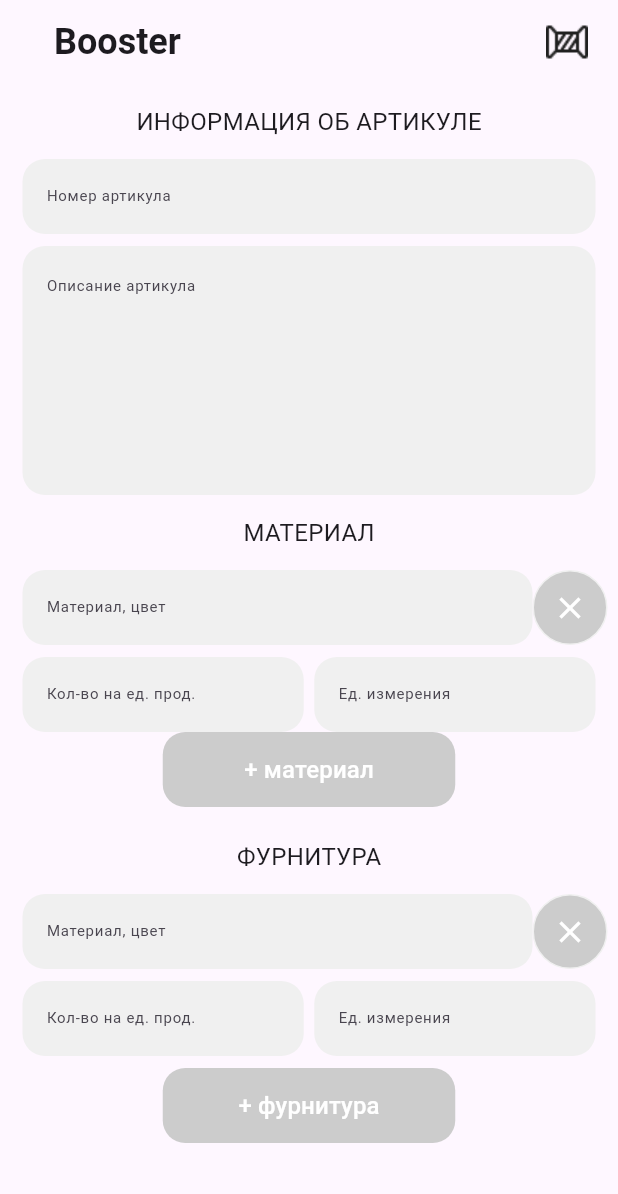
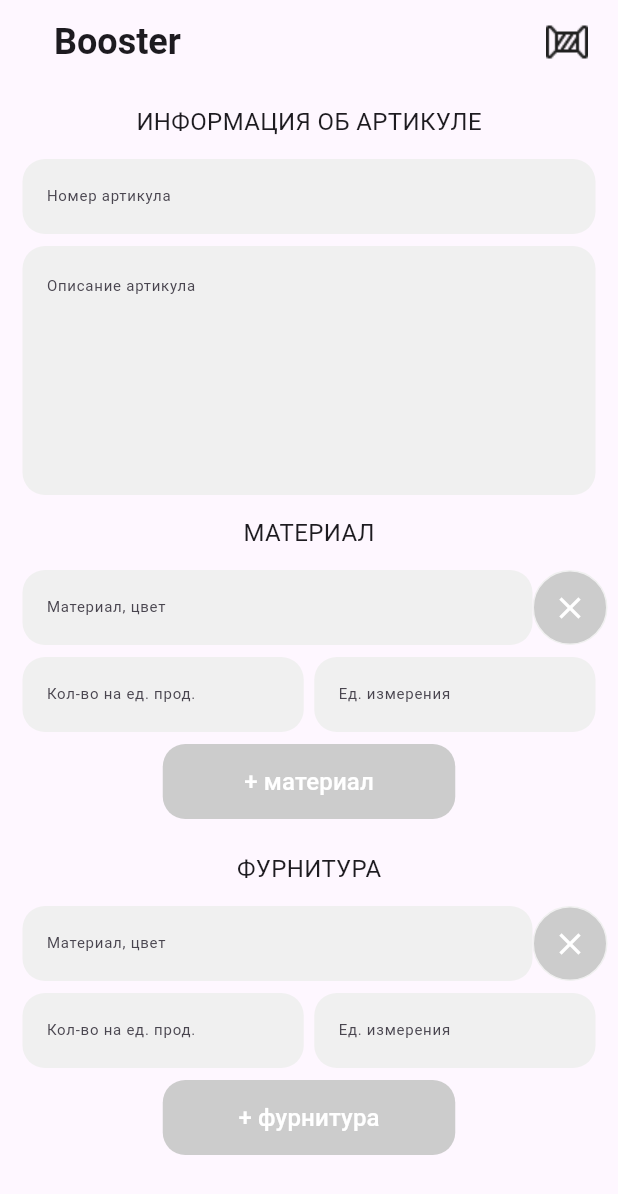
Before and after one commit to orozbaevelmar/Flutter_furniture_application, a Flutter app: the screen it shows after launch, after a tap on the "clear" icon, on a phone screen of 412 x 824 dp. Shown: the top 1194 px of the screen. Run offline on Flutter 3.47's test engine with Material 3 defaults, Android fonts, the phone set to English and light mode, and no system bars.

Commit message:
second commit

```diff
--- a/lib/home.dart
+++ b/lib/home.dart
@@ -17,14 +17,22 @@ class _HomeScreenState extends State<HomeScreen> {
   final TextEditingController _numberController = TextEditingController();
   final TextEditingController _descriptionController = TextEditingController();
 
-  final List<TextEditingController>? materialController = [];
+  List<TextEditingController>? _materialAndColorController = [
+    TextEditingController()
+  ];
+  List<TextEditingController>? _quantityPerProductController = [
+    TextEditingController()
+  ];
+  List<TextEditingController>? _unitMeasurementController = [
+    TextEditingController()
+  ];
 
-  final TextEditingController _materialAndColorController =
+  /* final TextEditingController _materialAndColorController =
       TextEditingController();
   final TextEditingController _quantityPerProductController =
       TextEditingController();
   final TextEditingController _unitMeasurementController =
-      TextEditingController();
+      TextEditingController(); */
 
   final TextEditingController _showMaterialAndColorController =
       TextEditingController();
@@ -70,10 +78,10 @@ class _HomeScreenState extends State<HomeScreen> {
     return controller.text.isEmpty ? Colors.transparent : Color(0xffD2D2D2);
   }
 
-  bool _filledAllMaterialControllersAbove() {
-    return _materialAndColorController.text.isNotEmpty &&
-        _quantityPerProductController.text.isNotEmpty &&
-        _unitMeasurementController.text.isNotEmpty;
+  bool _filledAllMaterialControllersAbove(int index) {
+    return _materialAndColorController![index].text.isNotEmpty &&
+        _quantityPerProductController![index].text.isNotEmpty &&
+        _unitMeasurementController![index].text.isNotEmpty;
   }
 
   bool filledAllFurnitureControllersAbove() {
@@ -88,9 +96,15 @@ class _HomeScreenState extends State<HomeScreen> {
 
   bool _checkAndSave() {
     return _numberController.text.isNotEmpty &&
-        _materialAndColorController.text.isNotEmpty &&
-        _quantityPerProductController.text.isNotEmpty &&
-        _unitMeasurementController.text.isNotEmpty &&
+        _materialAndColorController![_clickedMaterialButton - 1]
+            .text
+            .isNotEmpty &&
+        _quantityPerProductController![_clickedMaterialButton - 1]
+            .text
+            .isNotEmpty &&
+        _unitMeasurementController![_clickedMaterialButton - 1]
+            .text
+            .isNotEmpty &&
         _furnitureAndColorController.text.isNotEmpty &&
         _furnitureQuantityPerProductController.text.isNotEmpty &&
         _furnitureUnitMeasurementController.text.isNotEmpty;
@@ -312,7 +326,6 @@ class _HomeScreenState extends State<HomeScreen> {
                   ? _buildMaterialListView()
                   : Container(),
 
-              //SizedBox(height: 564 - 506 - 50),
               _materialButton(),
               SizedBox(height: 564 - 506 - 50),
               //MyWidget(),
@@ -340,19 +353,25 @@ class _HomeScreenState extends State<HomeScreen> {
 
   Widget _buildMaterialListView() {
     return ListView.builder(
+      physics: NeverScrollableScrollPhysics(),
+      padding: EdgeInsets.zero,
       shrinkWrap: true,
       itemCount: _clickedMaterialButton,
       itemBuilder: (context, index) {
+        _materialAndColorController?.add(TextEditingController());
+        _quantityPerProductController?.add(TextEditingController());
+        _unitMeasurementController?.add(TextEditingController());
         return Column(
           children: [
             //SizedBox(height: 564 - 506 - 50),
-            _materialAndColor(),
+            _materialAndColor(index),
             SizedBox(height: 506 - 448 - 50),
             Row(children: [
-              _quantityPerProduct(),
+              _quantityPerProduct(index),
               SizedBox(width: 7),
-              _unitMeasurement(),
+              _unitMeasurement(index),
             ]),
+            SizedBox(height: 564 - 506 - 50),
           ],
         );
       },
@@ -438,7 +457,7 @@ class _HomeScreenState extends State<HomeScreen> {
     );
   }
 
-  Widget _materialAndColor() {
+  Widget _materialAndColor(int index) {
     return Row(
       mainAxisAlignment: MainAxisAlignment.spaceBetween,
       children: [
@@ -447,9 +466,10 @@ class _HomeScreenState extends State<HomeScreen> {
           width: 340,
           padding: EdgeInsets.symmetric(horizontal: 15),
           decoration: BoxDecoration(
-            color: _colorMaterialAndColor,
+            color: _changeColor(_materialAndColorController![index]),
             border: Border.all(
-                color: _changeBorderColor(_materialAndColorController)),
+              color: _changeBorderColor(_materialAndColorController![index]),
+            ),
             borderRadius: BorderRadius.circular(15),
           ),
           child: TextField(
@@ -460,14 +480,11 @@ class _HomeScreenState extends State<HomeScreen> {
               labelText: 'Материал, цвет',
               border: InputBorder.none,
             ),
-            controller: _materialAndColorController,
+            controller: _materialAndColorController![index],
             onTapOutside: (event) =>
                 FocusManager.instance.primaryFocus?.unfocus(),
             onChanged: (value) {
-              setState(() {
-                _colorMaterialAndColor =
-                    _changeColor(_materialAndColorController);
-              });
+              setState(() {});
             },
           ),
         ),
@@ -475,13 +492,13 @@ class _HomeScreenState extends State<HomeScreen> {
           height: 50,
           width: 50,
           decoration: BoxDecoration(
-            color: _materialAndColorController.text.isEmpty
-                ? Color(0xffCCCCCC)
-                : Colors.white,
+            color: _filledAllMaterialControllersAbove(index)
+                ? Colors.white
+                : Color(0xffCCCCCC),
             border: Border.all(
-              color: _materialAndColorController.text.isEmpty
-                  ? Color(0xfff0f0f0)
-                  : Color(0xff47A6DC),
+              color: _filledAllMaterialControllersAbove(index)
+                  ? Color(0xff47A6DC)
+                  : Color(0xfff0f0f0),
             ),
             shape: BoxShape.circle,
           ),
@@ -493,17 +510,22 @@ class _HomeScreenState extends State<HomeScreen> {
               setState(() {
                 /* _colorMaterialAndColor =
                     _changeColor(_materialAndColorController); */
-                _materialAndColorController.clear();
-                _quantityPerProductController.clear();
-                _unitMeasurementController.clear();
-                if (_clickedMaterialButton > 1) _clickedMaterialButton--;
+                _materialAndColorController![index].clear();
+                _quantityPerProductController![index].clear();
+                _unitMeasurementController![index].clear();
+                if (_clickedMaterialButton > 1) {
+                  _clickedMaterialButton--;
+                  _materialAndColorController!.removeLast();
+                  _quantityPerProductController!.removeLast();
+                  _unitMeasurementController!.removeLast();
+                }
               });
             },
             icon: Icon(
               Icons.clear,
-              color: _materialAndColorController.text.isEmpty
-                  ? Colors.white
-                  : Color(0xff47A6DC),
+              color: _filledAllMaterialControllersAbove(index)
+                  ? Color(0xff47A6DC)
+                  : Colors.white,
             ),
           ),
         ),
@@ -511,15 +533,15 @@ class _HomeScreenState extends State<HomeScreen> {
     );
   }
 
-  Widget _quantityPerProduct() {
+  Widget _quantityPerProduct(int index) {
     return Expanded(
       child: Container(
         height: 50,
         padding: EdgeInsets.symmetric(horizontal: 15),
         decoration: BoxDecoration(
-          color: _colorQuantityPerProduct,
+          color: _changeColor(_quantityPerProductController![index]),
           border: Border.all(
-              color: _changeBorderColor(_quantityPerProductController)),
+              color: _changeBorderColor(_quantityPerProductController![index])),
           borderRadius: BorderRadius.circular(15),
         ),
         child: TextField(
@@ -530,29 +552,26 @@ class _HomeScreenState extends State<HomeScreen> {
             labelText: 'Кол-во на ед. прод. ',
             border: InputBorder.none,
           ),
-          controller: _quantityPerProductController,
+          controller: _quantityPerProductController![index],
           onTapOutside: (event) =>
               FocusManager.instance.primaryFocus?.unfocus(),
           onChanged: (value) {
-            setState(() {
-              _colorQuantityPerProduct =
-                  _changeColor(_quantityPerProductController);
-            });
+            setState(() {});
           },
         ),
       ),
     );
   }
 
-  Widget _unitMeasurement() {
+  Widget _unitMeasurement(int index) {
     return Expanded(
       child: Container(
         height: 50,
         padding: EdgeInsets.symmetric(horizontal: 15),
         decoration: BoxDecoration(
-          color: _colorUnitMeasurement,
-          border:
-              Border.all(color: _changeBorderColor(_unitMeasurementController)),
+          color: _changeColor(_unitMeasurementController![index]),
+          border: Border.all(
+              color: _changeBorderColor(_unitMeasurementController![index])),
           borderRadius: BorderRadius.circular(15),
         ),
         child: TextField(
@@ -563,13 +582,11 @@ class _HomeScreenState extends State<HomeScreen> {
             labelText: 'Ед. измерения',
             border: InputBorder.none,
           ),
-          controller: _unitMeasurementController,
+          controller: _unitMeasurementController![index],
           onTapOutside: (event) =>
               FocusManager.instance.primaryFocus?.unfocus(),
           onChanged: (value) {
-            setState(() {
-              _colorUnitMeasurement = _changeColor(_unitMeasurementController);
-            });
+            setState(() {});
           },
         ),
       ),
@@ -582,14 +599,14 @@ class _HomeScreenState extends State<HomeScreen> {
       height: 50,
       width: 195,
       decoration: BoxDecoration(
-        color: _filledAllMaterialControllersAbove()
+        color: _filledAllMaterialControllersAbove(_clickedMaterialButton - 1)
             ? Color(0xff47A6DC)
             : Color(0xffCCCCCC),
         borderRadius: BorderRadius.circular(15),
       ),
       child: TextButton(
         onPressed: () {
-          if (_filledAllMaterialControllersAbove()) {
+          if (_filledAllMaterialControllersAbove(_clickedMaterialButton - 1)) {
             setState(() {
               _clickedMaterialButton++;
             });
```
